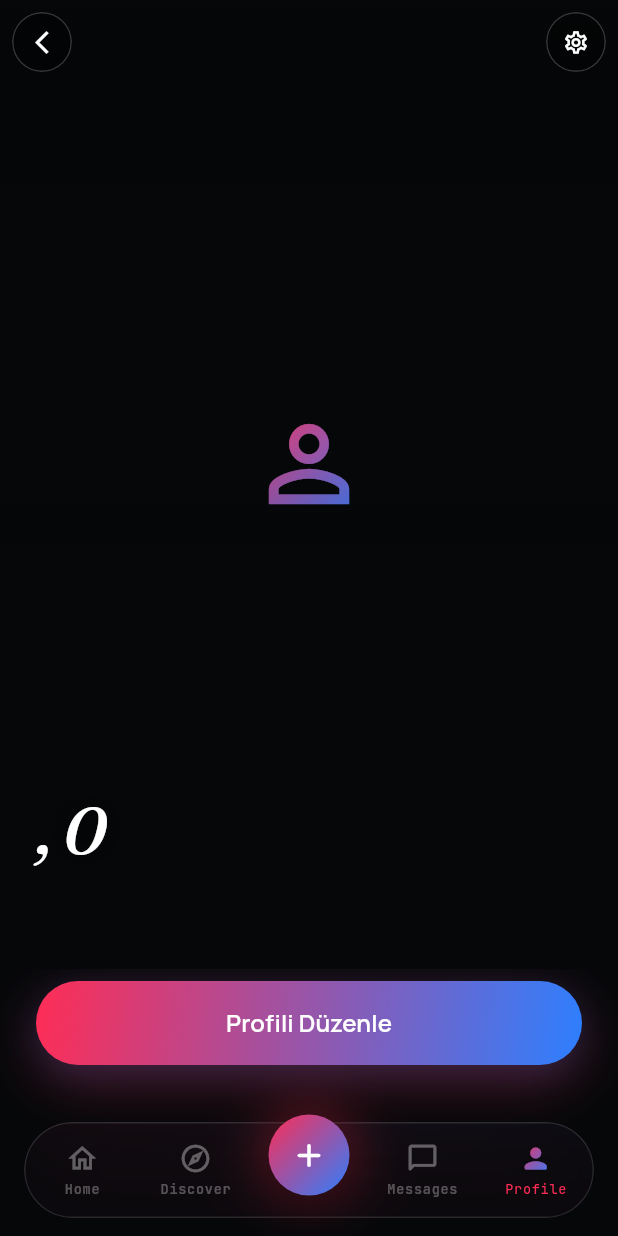
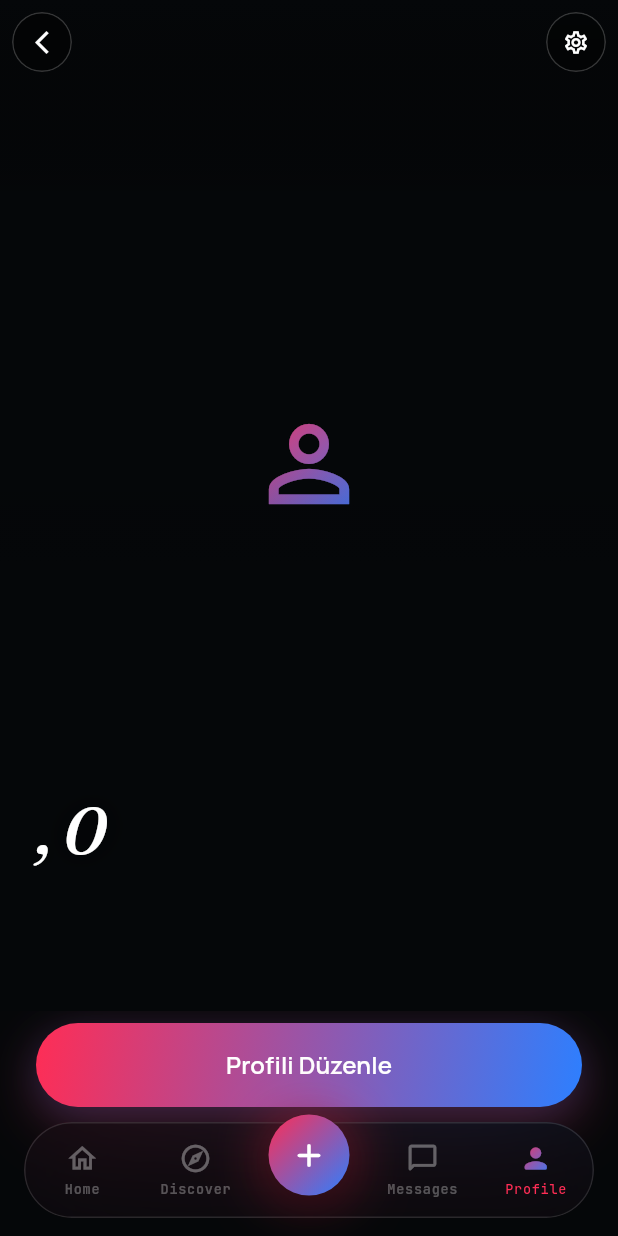
Before and after one commit to Masculinpapion/soulchoice, a Flutter app: the ProfileViewScreen screen opened by its route, on a phone screen of 412 x 824 dp. Run offline on Flutter 3.47's test engine with Material 3 defaults, Android fonts, the phone set to English and light mode, and no system bars; our stand-ins replace cached_network_image, flutter_riverpod, go_router, image_cropper, image_picker, permission_handler and 3 more; accounts and stored records are empty.

Commit message:
fix(profile): identity overlay positioning, pill sizing, section header bounds, scroll padding
FIX #1+#2: move identity out of _PhotoHero into wrapper Stack+Positioned.fill
  structure — guarantees overlay is inside SizedBox(75%) bounds with left:24/right:24
FIX #3: verified badge Icon size 14 (was 13), 24x24 container unchanged
FIX #4: Row crossAxisAlignment.center in _IdentityOverlay
FIX #5: _ContentSection(topPadding: topPad+56) clears fixed back button overlay
FIX #6: SliverToBoxAdapter(SizedBox(h:110)) scroll bottom clearance
FIX #7: AuroraGlassPill padding 9x16, fontSize 13, weight 500
FIX #8: SizedBox(width:40) replaces Container(width:40) for exact 40px section line
aurora_theme: add scrollBottomSafetyHeight=110 token

Co-Authored-By: Claude Sonnet 4.6 <noreply@anthropic.com>

```diff
--- a/lib/core/theme/aurora_theme.dart
+++ b/lib/core/theme/aurora_theme.dart
@@ -75,6 +75,10 @@ class AuroraTheme {
   // ── Accent colors ─────────────────────────────────────────────────────────
   static const Color successGreen = Color(0xFF10B981);
 
+  // ── Scroll clearance ──────────────────────────────────────────────────────
+  // nav(72) + margin(16) + safety(22) = 110
+  static const double scrollBottomSafetyHeight = 110.0;
+
   // ── Radius ────────────────────────────────────────────────────────────────
   static const double radiusCard      = 28.0;
   static const double radiusGlassPill = 100.0;
--- a/lib/features/profile/screens/profile_view_screen.dart
+++ b/lib/features/profile/screens/profile_view_screen.dart
@@ -91,15 +91,32 @@ class _ProfileViewScreenState extends ConsumerState<ProfileViewScreen> {
                 // ── Scrollable content ───────────────────────────────────
                 CustomScrollView(
                   slivers: [
-                    // Hero — 75% of screen height
+                    // ── Hero — 75% of screen height ───────────────────────
+                    // FIX #1 + #2: Wrapper Stack so identity Positioned is
+                    // guaranteed inside the SizedBox bounds, not inside
+                    // _PhotoHero's internal Stack (which had constraint issues).
                     SliverToBoxAdapter(
                       child: SizedBox(
                         height: screenHeight * 0.75,
+                        child: Stack(
+                          children: [
+                            // Photo fills entire hero area
+                            Positioned.fill(
                               child: _PhotoHero(
                                 photos: photos,
                                 currentIndex: _photoIndex,
                                 onIndexChanged: (i) =>
                                     setState(() => _photoIndex = i),
+                              ),
+                            ),
+                            // FIX #1: identity is a sibling Positioned —
+                            // always clipped to SizedBox height
+                            // FIX #2: left:24 right:24 ensures padding
+                            Positioned(
+                              left: AuroraTheme.spacingXL,
+                              right: AuroraTheme.spacingXL,
+                              bottom: AuroraTheme.spacingXXL,
+                              child: _IdentityOverlay(
                                 name: name,
                                 age: age,
                                 verified: verified,
@@ -108,18 +125,24 @@ class _ProfileViewScreenState extends ConsumerState<ProfileViewScreen> {
                                 education: education,
                               ),
                             ),
+                          ],
+                        ),
+                      ),
                     ),
 
-                    // Content section
+                    // ── Content section ───────────────────────────────────
+                    // FIX #5: topPadding = topPad + 56 ensures first section
+                    // header never conflicts with fixed back button overlay.
                     SliverToBoxAdapter(
                       child: _ContentSection(
                         bio: bio,
                         interests: interests,
                         promptsAsync: promptsAsync,
+                        topPadding: topPad + 56,
                       ),
                     ),
 
-                    // CTA
+                    // ── CTA ───────────────────────────────────────────────
                     SliverToBoxAdapter(
                       child: Padding(
                         padding: EdgeInsets.fromLTRB(
@@ -139,12 +162,16 @@ class _ProfileViewScreenState extends ConsumerState<ProfileViewScreen> {
                       ),
                     ),
 
-                    const SliverPadding(
-                        padding: EdgeInsets.only(bottom: AuroraTheme.spacingXXL)),
+                    // FIX #6: bottom clearance so last prompt + CTA are
+                    // fully visible above the bottom nav bar.
+                    const SliverToBoxAdapter(
+                      child: SizedBox(
+                          height: AuroraTheme.scrollBottomSafetyHeight),
+                    ),
                   ],
                 ),
 
-                // ── Overlay: back + action buttons ───────────────────────
+                // ── Fixed overlay: back + action buttons ─────────────────
                 Positioned(
                   top: topPad + AuroraTheme.spacingS,
                   left: AuroraTheme.spacingS,
@@ -168,8 +195,7 @@ class _ProfileViewScreenState extends ConsumerState<ProfileViewScreen> {
                                 : Icons.more_horiz,
                             onTap: isOwnProfile
                                 ? () => context.push('/settings')
-                                : () =>
-                                    _showActionSheet(context, userId),
+                                : () => _showActionSheet(context, userId),
                           ),
                         ],
                       ),
@@ -195,29 +221,18 @@ class _ProfileViewScreenState extends ConsumerState<ProfileViewScreen> {
 }
 
 // ─────────────────────────────────────────────────────────────────────────────
-// Photo Hero — Aurora v2
+// Photo Hero — photo display + swipe gestures + scrim + fade + dots
+// Identity overlay is handled by caller (wrapper Stack + Positioned)
 // ─────────────────────────────────────────────────────────────────────────────
 class _PhotoHero extends StatefulWidget {
   final List<Map<String, dynamic>> photos;
   final int currentIndex;
   final ValueChanged<int> onIndexChanged;
-  final String name;
-  final int age;
-  final bool verified;
-  final String cityName;
-  final String? job;
-  final String? education;
 
   const _PhotoHero({
     required this.photos,
     required this.currentIndex,
     required this.onIndexChanged,
-    required this.name,
-    required this.age,
-    required this.verified,
-    required this.cityName,
-    this.job,
-    this.education,
   });
 
   @override
@@ -330,7 +345,7 @@ class _PhotoHeroState extends State<_PhotoHero> {
             ),
           ),
 
-          // ── Dot indicator — top center ─────────────────────────────────
+          // ── Dot indicator — top center (preserved ✓) ───────────────────
           if (widget.photos.length > 1)
             Positioned(
               top: topPad + 14,
@@ -341,17 +356,15 @@ class _PhotoHeroState extends State<_PhotoHero> {
                 children: List.generate(widget.photos.length, (i) {
                   final isActive = i == widget.currentIndex;
                   return Padding(
-                    padding: const EdgeInsets.symmetric(
-                        horizontal: AuroraTheme.spacingXS - 1),
+                    padding: const EdgeInsets.symmetric(horizontal: 3),
                     child: AnimatedContainer(
                       duration: const Duration(milliseconds: 300),
                       curve: Curves.easeInOut,
                       width: isActive ? 22.0 : 6.0,
                       height: 6.0,
                       decoration: BoxDecoration(
-                        gradient: isActive
-                            ? AuroraTheme.redBlueGradient
-                            : null,
+                        gradient:
+                            isActive ? AuroraTheme.redBlueGradient : null,
                         color: isActive
                             ? null
                             : Colors.white.withOpacity(0.35),
@@ -359,8 +372,8 @@ class _PhotoHeroState extends State<_PhotoHero> {
                         boxShadow: isActive
                             ? [
                                 BoxShadow(
-                                  color: AuroraTheme.auroraRed
-                                      .withOpacity(0.50),
+                                  color:
+                                      AuroraTheme.auroraRed.withOpacity(0.50),
                                   blurRadius: AuroraTheme.spacingS,
                                 ),
                               ]
@@ -371,23 +384,47 @@ class _PhotoHeroState extends State<_PhotoHero> {
                 }),
               ),
             ),
+        ],
+      ),
+    );
+  }
+}
 
-          // ── Identity overlay — bottom of hero ──────────────────────────
-          Positioned(
-            left: AuroraTheme.spacingXL,
-            right: AuroraTheme.spacingXL,
-            bottom: AuroraTheme.spacingXXL,
-            child: Column(
+// ─────────────────────────────────────────────────────────────────────────────
+// Identity Overlay — name, age, verified badge, meta line
+// Rendered as Positioned inside wrapper Stack, not inside _PhotoHero.
+// ─────────────────────────────────────────────────────────────────────────────
+class _IdentityOverlay extends StatelessWidget {
+  final String name;
+  final int age;
+  final bool verified;
+  final String cityName;
+  final String? job;
+  final String? education;
+
+  const _IdentityOverlay({
+    required this.name,
+    required this.age,
+    required this.verified,
+    required this.cityName,
+    this.job,
+    this.education,
+  });
+
+  @override
+  Widget build(BuildContext context) {
+    return Column(
       crossAxisAlignment: CrossAxisAlignment.start,
       mainAxisSize: MainAxisSize.min,
       children: [
-                // Name + Age + Verified
+        // FIX #3, #4: Name + Age + Verified badge
+        // Row with center alignment; badge 24×24, icon size 14
         Row(
           crossAxisAlignment: CrossAxisAlignment.center,
           children: [
             Flexible(
               child: Text(
-                        '${widget.name}, ${widget.age}',
+                '$name, $age',
                 style: TextStyle(
                   fontFamily: AuroraTheme.fontDisplay,
                   fontStyle: FontStyle.italic,
@@ -403,8 +440,9 @@ class _PhotoHeroState extends State<_PhotoHero> {
                 overflow: TextOverflow.ellipsis,
               ),
             ),
-                    if (widget.verified) ...[
+            if (verified) ...[
               const SizedBox(width: 10),
+              // FIX #3: 24×24, gradient ring, icon size 14 (was 13)
               Container(
                 width: 24,
                 height: 24,
@@ -419,7 +457,7 @@ class _PhotoHeroState extends State<_PhotoHero> {
                   ],
                 ),
                 child: const Icon(Icons.check,
-                            color: Colors.white, size: 13),
+                    color: Colors.white, size: 14), // FIX #3
               ),
             ],
           ],
@@ -429,15 +467,11 @@ class _PhotoHeroState extends State<_PhotoHero> {
 
         // Meta line: CITY · JOB · EDU
         _MetaLine(
-                  cityName: widget.cityName,
-                  job: widget.job,
-                  education: widget.education,
+          cityName: cityName,
+          job: job,
+          education: education,
         ),
       ],
-            ),
-          ),
-        ],
-      ),
     );
   }
 }
@@ -511,17 +545,20 @@ class _NoPhotoPlaceholder extends StatelessWidget {
 }
 
 // ─────────────────────────────────────────────────────────────────────────────
-// Content Section — Aurora v2
+// Content Section — bio, interests, prompts
 // ─────────────────────────────────────────────────────────────────────────────
 class _ContentSection extends StatelessWidget {
   final String? bio;
   final List<String> interests;
   final AsyncValue promptsAsync;
+  // FIX #5: topPadding from parent (topPad + 56) clears fixed back button
+  final double topPadding;
 
   const _ContentSection({
     this.bio,
     required this.interests,
     required this.promptsAsync,
+    required this.topPadding,
   });
 
   String _questionLabel(String key) {
@@ -539,9 +576,10 @@ class _ContentSection extends StatelessWidget {
     return ColoredBox(
       color: AuroraTheme.bgDeep,
       child: Padding(
-        padding: const EdgeInsets.fromLTRB(
+        // FIX #5: top = topPadding (safe from fixed back button)
+        padding: EdgeInsets.fromLTRB(
           AuroraTheme.spacingXL,
-          28,
+          topPadding,
           AuroraTheme.spacingXL,
           0,
         ),
@@ -559,6 +597,8 @@ class _ContentSection extends StatelessWidget {
             if (interests.isNotEmpty) ...[
               const _SectionHeader(label: 'İlgi Alanları'),
               const SizedBox(height: AuroraTheme.spacingL),
+              // FIX #7: pill height matches padding 9+font+9 ≈ 34px; ListView
+              // height 38 gives small buffer. Pill padding: 9×16, font: 13.
               SizedBox(
                 height: 38,
                 child: ListView.separated(
@@ -650,21 +690,27 @@ class _BioPullQuote extends StatelessWidget {
 }
 
 // ── Section Header — 40px gradient line + mono caps label ─────────────────────
+// FIX #8: SizedBox(width:40) is explicit; Container(width:40) could be
+// misinterpreted by certain layout engines on high-density devices.
 class _SectionHeader extends StatelessWidget {
   final String label;
   const _SectionHeader({required this.label});
 
   @override
   Widget build(BuildContext context) => Row(
+        mainAxisSize: MainAxisSize.min,
         children: [
+          // FIX #8: SizedBox enforces exactly 40px; Opacity wraps only this
           Opacity(
             opacity: 0.6,
-            child: Container(
+            child: SizedBox(
               width: 40,
               height: 1,
+              child: DecoratedBox(
                 decoration: BoxDecoration(
                   gradient: AuroraTheme.redBlueGradient,
                   borderRadius: BorderRadius.circular(1),
+                ),
               ),
             ),
           ),
@@ -683,7 +729,8 @@ class _SectionHeader extends StatelessWidget {
       );
 }
 
-// ── Interest Pill — horizontal scroll, uses AuroraGlassPill ──────────────────
+// ── Interest Pill — uses AuroraGlassPill (backdrop blur included) ─────────────
+// FIX #7: padding: 9×16, fontSize: 13, weight: 500, radius: 100 (via GlassPill)
 class _InterestPill extends StatelessWidget {
   final String label;
   final bool accent;
@@ -692,8 +739,9 @@ class _InterestPill extends StatelessWidget {
   @override
   Widget build(BuildContext context) => AuroraGlassPill(
         padding: const EdgeInsets.symmetric(
-            horizontal: AuroraTheme.spacingL,
-            vertical: 9),
+          horizontal: 16, // mockup: .pill { padding: 9px 16px }
+          vertical: 9,
+        ),
         backgroundGradient: accent ? AuroraTheme.redBlueSoftGradient : null,
         borderColor: accent
             ? AuroraTheme.auroraRed.withOpacity(0.35)
@@ -810,7 +858,7 @@ class _GradientCTA extends StatelessWidget {
                 fontFamily: AuroraTheme.fontBody,
                 fontWeight: FontWeight.w600,
                 fontSize: 16,
-                letterSpacing: 0.08, // 0.005em @ 16px
+                letterSpacing: 0.08,
                 color: Colors.white,
               ),
             ),
@@ -837,8 +885,8 @@ class _GlassIconButton extends StatelessWidget {
               decoration: BoxDecoration(
                 shape: BoxShape.circle,
                 color: Colors.black.withOpacity(0.35),
-                border: Border.all(
-                    color: Colors.white.withOpacity(0.20)),
+                border:
+                    Border.all(color: Colors.white.withOpacity(0.20)),
               ),
               child: Icon(icon, size: 18, color: Colors.white),
             ),
@@ -866,11 +914,9 @@ class _FavoriteButtonState extends State<_FavoriteButton>
   void initState() {
     super.initState();
     _scaleCtrl = AnimationController(
-        vsync: this,
-        duration: const Duration(milliseconds: 180));
+        vsync: this, duration: const Duration(milliseconds: 180));
     _scaleAnim = Tween(begin: 0.8, end: 1.0).animate(
-      CurvedAnimation(
-          parent: _scaleCtrl, curve: Curves.elasticOut),
+      CurvedAnimation(parent: _scaleCtrl, curve: Curves.elasticOut),
     );
     _scaleCtrl.value = 1.0;
     _loadState();
@@ -964,8 +1010,7 @@ class _FavoriteButtonState extends State<_FavoriteButton>
 class _ActionSheet extends StatelessWidget {
   final String targetUserId;
   final String? targetName;
-  const _ActionSheet(
-      {required this.targetUserId, this.targetName});
+  const _ActionSheet({required this.targetUserId, this.targetName});
 
   Future<void> _block(BuildContext ctx) async {
     Navigator.pop(ctx);
@@ -973,8 +1018,8 @@ class _ActionSheet extends StatelessWidget {
       context: ctx,
       builder: (_) => AlertDialog(
         backgroundColor: AuroraTheme.bgSoft,
-        shape: RoundedRectangleBorder(
-            borderRadius: BorderRadius.circular(20)),
+        shape:
+            RoundedRectangleBorder(borderRadius: BorderRadius.circular(20)),
         title: Text(
           'Kullanıcıyı engelle',
           style: TextStyle(
@@ -1037,11 +1082,10 @@ class _ActionSheet extends StatelessWidget {
           child: Container(
             decoration: BoxDecoration(
               color: AuroraTheme.bgSoft.withOpacity(0.90),
-              borderRadius: const BorderRadius.vertical(
-                  top: Radius.circular(28)),
+              borderRadius:
+                  const BorderRadius.vertical(top: Radius.circular(28)),
               border: Border(
-                top: BorderSide(color: AuroraTheme.glassBorder),
-              ),
+                  top: BorderSide(color: AuroraTheme.glassBorder)),
             ),
             child: SafeArea(
               child: Column(
@@ -1081,8 +1125,8 @@ class _ActionSheet extends StatelessWidget {
                     },
                   ),
                   ListTile(
-                    leading: Icon(Icons.close,
-                        color: AuroraTheme.textMuted),
+                    leading:
+                        Icon(Icons.close, color: AuroraTheme.textMuted),
                     title: Text('İptal',
                         style: TextStyle(
                             fontFamily: AuroraTheme.fontBody,
```
Lines whose indentation alone changed are shown as unchanged.
